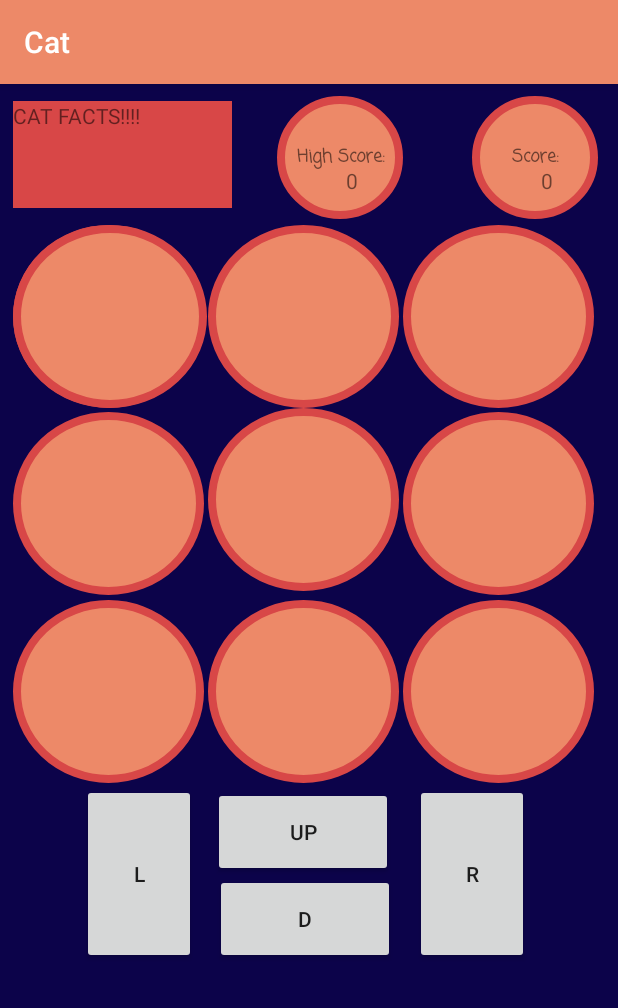
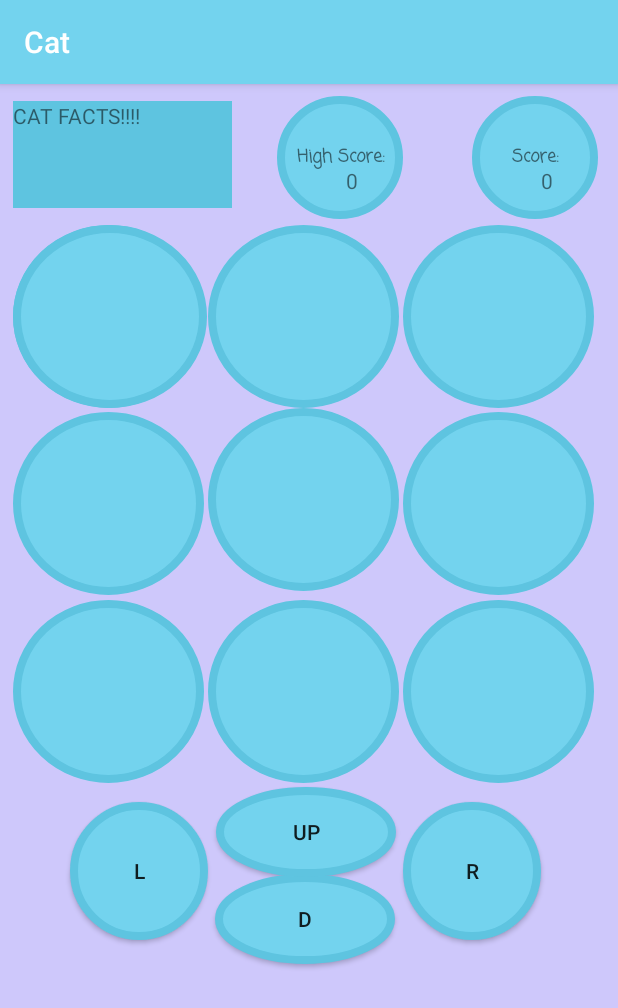
Before and after one commit to kzhang23187/Cat, an Android app: the screen it shows after launch (MainActivity), on a phone screen of 412 x 824 dp. Shown: the top 1008 px of the screen. Run offline under Robolectric (Android 15) with nearby library versions, the phone set to English and light mode, and no system bars; libraries missing offline, so code that uses them is left out: android.util.

Commit message:
fixed buttons: NEED TO WORK ON: end game activity and api calls

```diff
--- a/app/src/main/res/drawable/roundedbutton.xml
+++ b/app/src/main/res/drawable/roundedbutton.xml
@@ -1,5 +1,5 @@
 <?xml version="1.0" encoding="utf-8"?>
-<selector xmlns:android="http://schemas.android.com/apk/res/android">
+<selector xmlns:tools="http://schemas.android.com/tools" xmlns:android="http://schemas.android.com/apk/res/android">
     <item>
         <shape android:shape="oval">
             <stroke android:width="5dp" android:color="@color/colorPrimaryDark" />
--- a/app/src/main/res/layout/activity_main.xml
+++ b/app/src/main/res/layout/activity_main.xml
@@ -11,9 +11,11 @@
 
     <Button
         android:id="@+id/left"
-        android:layout_width="76dp"
-        android:layout_height="120dp"
-        android:layout_marginEnd="8dp"
+        android:layout_width="92dp"
+        android:layout_height="92dp"
+        android:layout_marginEnd="0dp"
+        android:layout_marginBottom="16dp"
+        android:background="@drawable/roundedbutton"
         android:text="L"
         app:layout_constraintBottom_toTopOf="@+id/guideline9"
         app:layout_constraintEnd_toStartOf="@+id/guideline6" />
@@ -91,6 +93,7 @@
         android:layout_marginStart="8dp"
         android:layout_marginEnd="8dp"
         android:text="D"
+        android:background="@drawable/roundedbutton"
         app:layout_constraintBottom_toTopOf="@+id/guideline9"
         app:layout_constraintEnd_toStartOf="@+id/guideline7"
         app:layout_constraintHorizontal_bias="0.562"
@@ -98,9 +101,11 @@
 
     <Button
         android:id="@+id/right"
-        android:layout_width="76dp"
-        android:layout_height="120dp"
-        android:layout_marginStart="8dp"
+        android:layout_width="92dp"
+        android:layout_height="92dp"
+        android:layout_marginStart="0dp"
+        android:layout_marginBottom="16dp"
+        android:background="@drawable/roundedbutton"
         android:text="R"
         app:layout_constraintBottom_toTopOf="@+id/guideline9"
         app:layout_constraintStart_toStartOf="@+id/guideline7" />
@@ -111,9 +116,9 @@
         android:layout_height="60dp"
         android:layout_marginStart="8dp"
         android:layout_marginEnd="8dp"
+        android:background="@drawable/roundedbutton"
         android:text="UP"
         app:layout_constraintEnd_toStartOf="@+id/guideline7"
-        app:layout_constraintHorizontal_bias="0.85"
         app:layout_constraintStart_toStartOf="@+id/guideline6"
         app:layout_constraintTop_toTopOf="@+id/guideline4" />
 
--- a/app/src/main/res/values/colors.xml
+++ b/app/src/main/res/values/colors.xml
@@ -1,6 +1,6 @@
 <?xml version="1.0" encoding="utf-8"?>
 <resources>
-    <color name="colorPrimary">#ed8968</color>
-    <color name="colorPrimaryDark">#d84747</color>
-    <color name="colorAccent">#0c034a</color>
+    <color name="colorPrimary">#73d3ee</color>
+    <color name="colorPrimaryDark">#5ec4e0</color>
+    <color name="colorAccent">#cec8fb</color>
 </resources>
```
